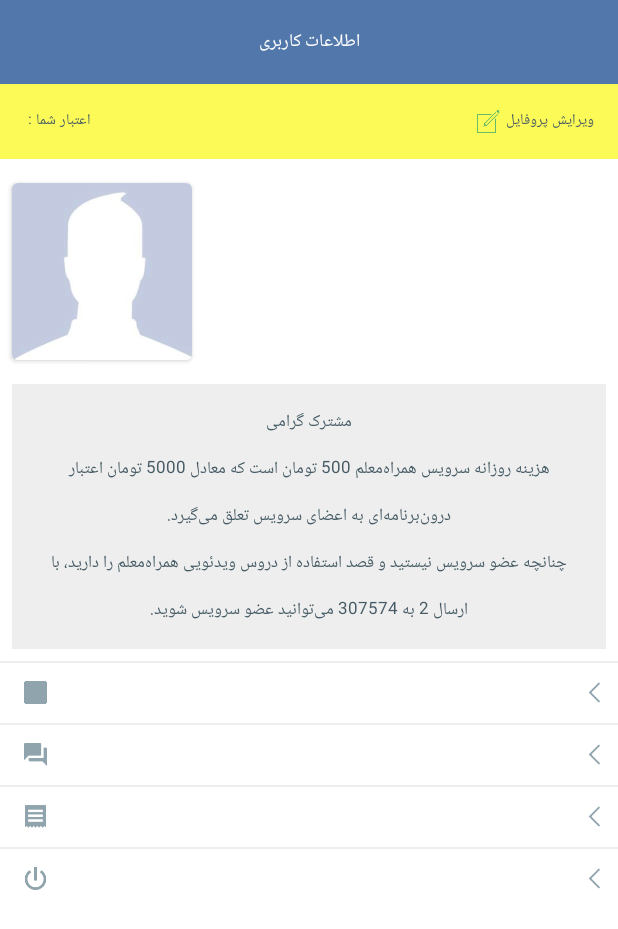
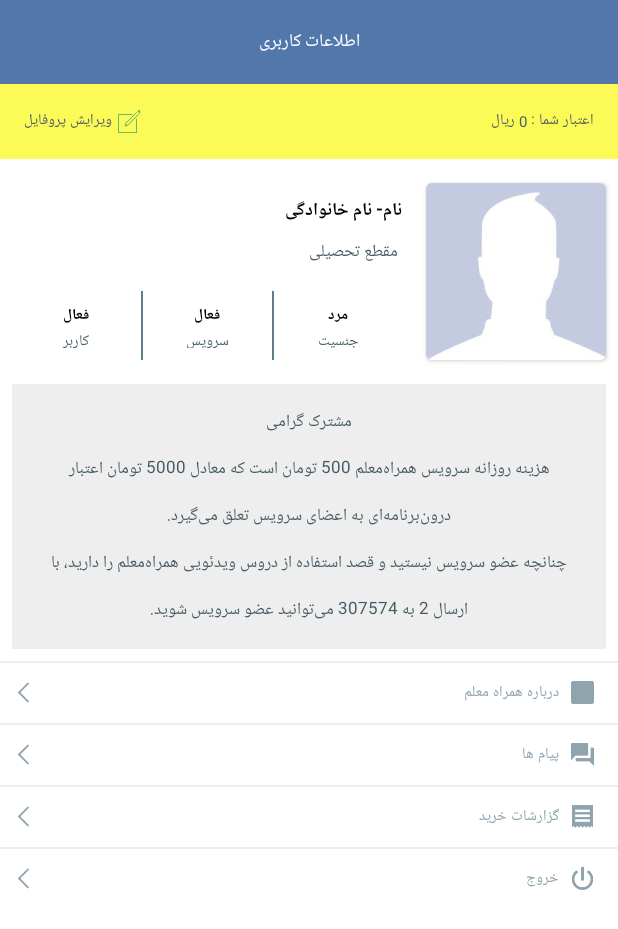
Before and after one commit to minaekhtiari/hamrahMoallem, an Android app: the fragment Fragment_personal shown on its own in the app's theme, on a phone screen of 412 x 824 dp. Shown: the top 929 px of the screen. Run offline under Robolectric (Android 15) with nearby library versions, the phone set to English and light mode, and no system bars; pictures from the network do not load; Roboto replaces fonts that are not available here.

```diff
--- a/app/src/main/res/layout/personal.xml
+++ b/app/src/main/res/layout/personal.xml
@@ -5,6 +5,7 @@
     android:layout_width="match_parent"
     android:layout_height="match_parent"
     android:background="@color/white"
+    android:layoutDirection="rtl"
     android:orientation="vertical">
 
     <ScrollView
@@ -155,7 +156,7 @@
                         android:layout_width="wrap_content"
                         android:layout_height="wrap_content"
                         android:layout_marginTop="8dp"
-                        android:text=""
+                        android:text="نام- نام خانوادگی "
                         android:textColor="@color/black"
                         android:textSize="12sp"
                         android:textStyle="bold" />
@@ -166,7 +167,7 @@
                         android:layout_height="wrap_content"
                         android:layout_below="@+id/personal_text_name"
                         android:layout_marginTop="8dp"
-                        android:text=""
+                        android:text=" مقطع تحصیلی"
                         android:textColor="@color/gray_700"
                         android:textSize="11sp" />
 
```
